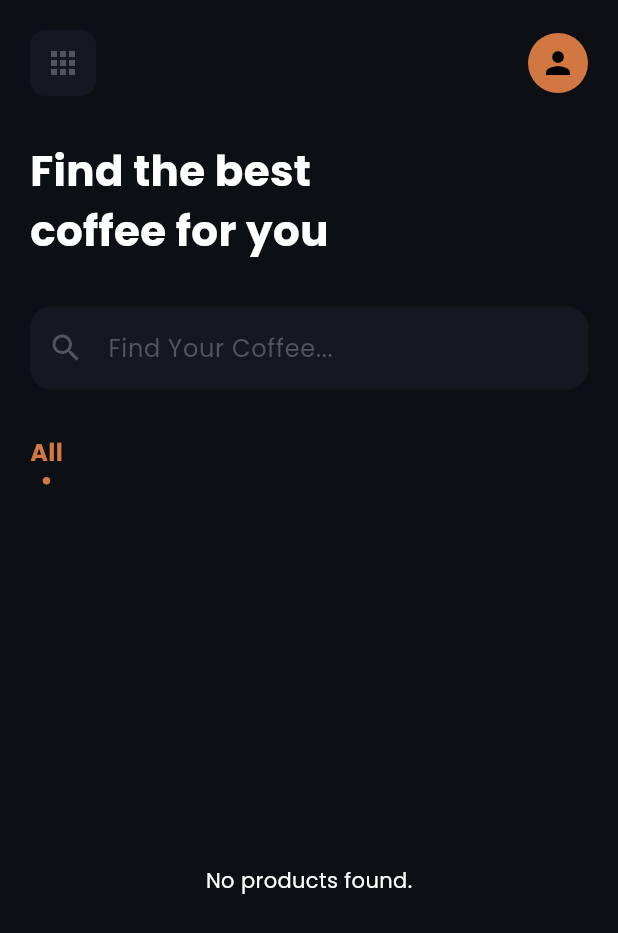
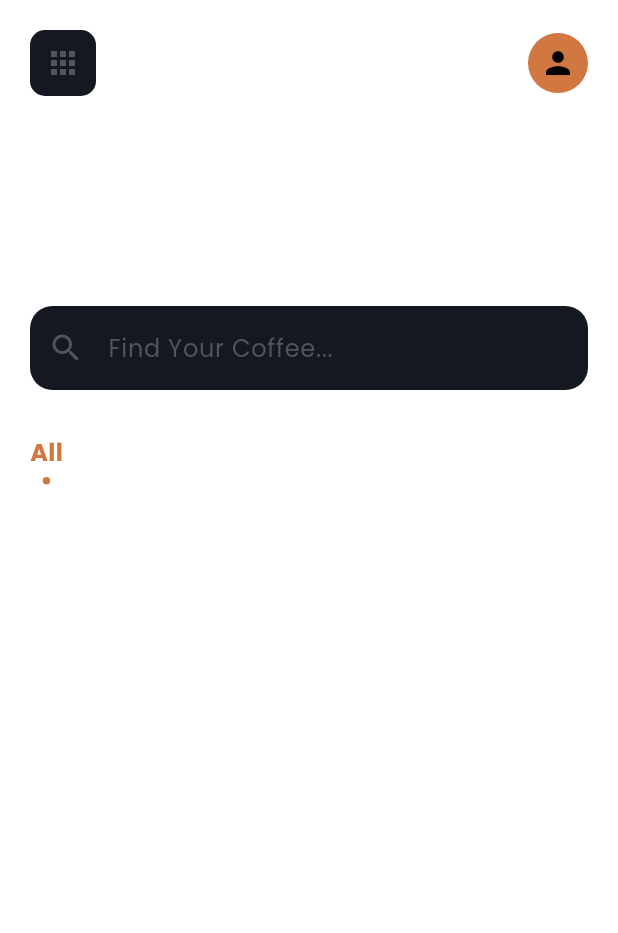
Before and after one commit to U-Byte-uni/Flutter_Project-Easy_Cafe, a Flutter app: the HomeScreen screen opened directly, on a phone screen of 412 x 824 dp. Shown: the top 933 px of the screen. Run offline on Flutter 3.47's test engine with Material 3 defaults, Android fonts, the phone set to English and light mode, and no system bars; our stand-ins replace flutter_dotenv, google_fonts, supabase_flutter; accounts and stored records are empty.

Commit message:
Changes before error encountered
Agent-Logs-Url: https://github.com/U-Byte-uni/Flutter_Project-Easy_Cafe/sessions/2ceb788c-ce0d-4bc1-a714-5f14387aecc6

Co-authored-by: U-Byte-uni <262261234+U-Byte-uni@users.noreply.github.com>

```diff
--- a/lib/views/favorites_screen.dart
+++ b/lib/views/favorites_screen.dart
@@ -11,6 +11,7 @@ class FavoritesScreen extends StatelessWidget {
   @override
   Widget build(BuildContext context) {
     return Scaffold(
+      backgroundColor: Colors.transparent,
       body: SafeArea(
         child: Padding(
           padding: const EdgeInsets.symmetric(horizontal: 20),
--- a/lib/views/home_screen.dart
+++ b/lib/views/home_screen.dart
@@ -24,6 +24,7 @@ class _HomeScreenState extends State<HomeScreen> {
   @override
   Widget build(BuildContext context) {
     return Scaffold(
+      backgroundColor: Colors.transparent,
       body: SafeArea(
         child: Padding(
           padding: const EdgeInsets.symmetric(horizontal: 20),
--- a/lib/views/suggestions_screen.dart
+++ b/lib/views/suggestions_screen.dart
@@ -84,8 +84,8 @@ class _SuggestionsScreenState extends State<SuggestionsScreen> {
   @override
   Widget build(BuildContext context) {
     return Scaffold(
+      backgroundColor: Colors.transparent,
       body: SafeArea(
-        child: SingleChildScrollView(
           child: Padding(
             padding: const EdgeInsets.all(20.0),
             child: Column(
```
